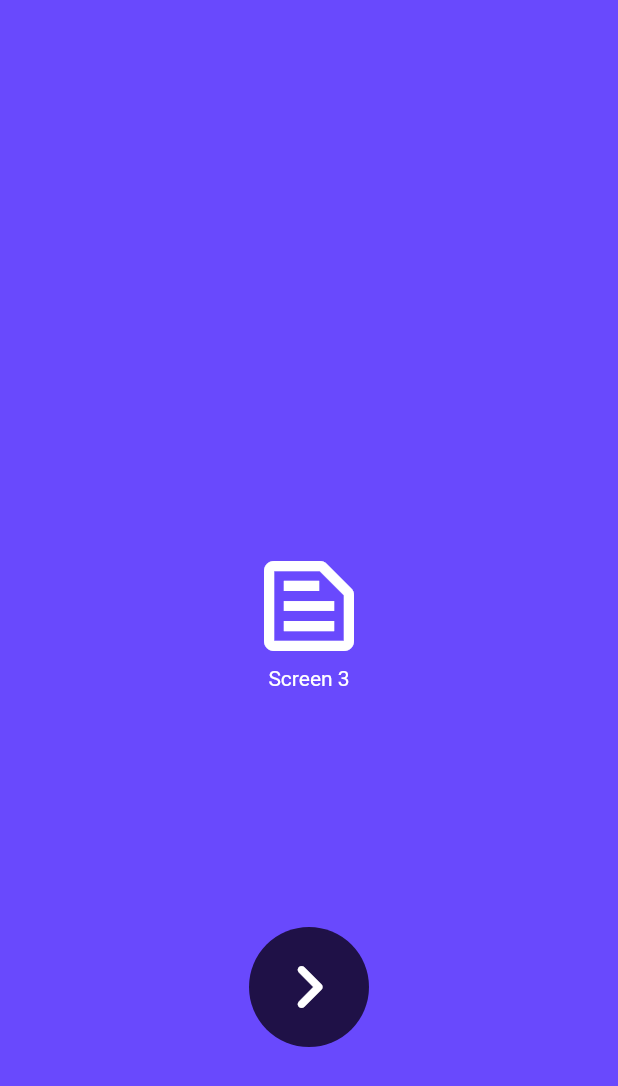
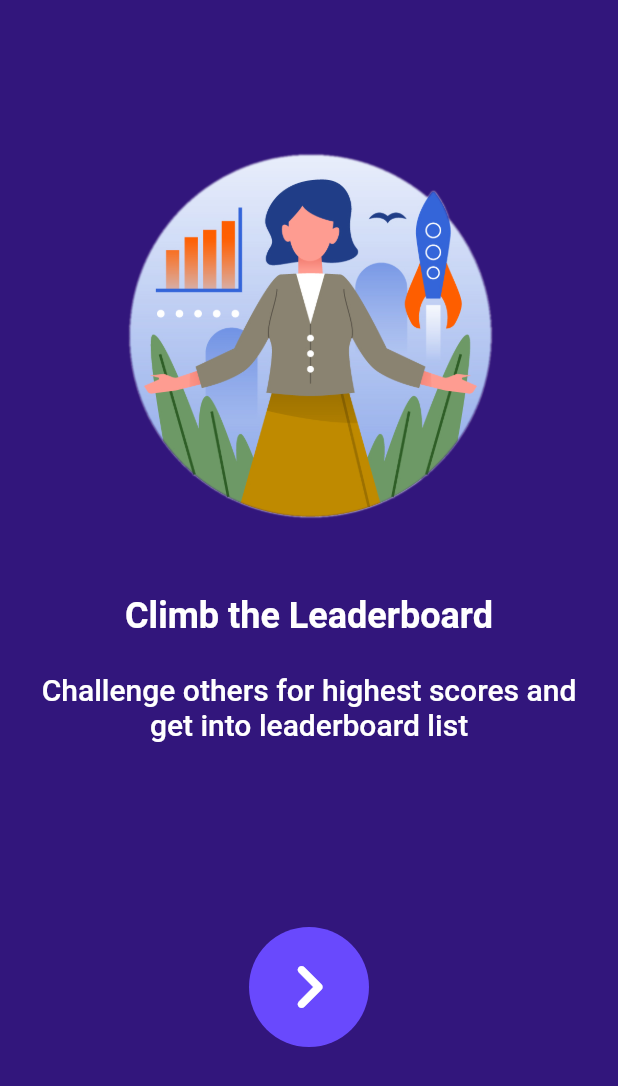
Before and after one commit to adnsawas/quizU, a Flutter app: the screen it shows after launch, swiped to page 3, on a phone screen of 412 x 824 dp. Shown: the top 1086 px of the screen. Run offline on Flutter 3.47's test engine with Material 2 defaults, Android fonts, the phone set to English and light mode, and no system bars; drawn by our look-alikes of concentric_transition; our stand-ins replace flutter_riverpod, flutter_secure_storage, go_router, hive_flutter, pin_code_fields, rxdart and 2 more; missing offline and left inert: phone_number; accounts and stored records are empty.

Commit message:
completed intro screens

```diff
--- a/lib/main.dart
+++ b/lib/main.dart
@@ -30,7 +30,6 @@ void main() async {
 
     // initialize local sorage
     await Hive.initFlutter();
-    Hive.registerAdapter(ProfileScoreAdapter());
 
     runApp(const ProviderScope(child: MyApp()));
 
--- /dev/null
+++ b/lib/src/features/intro/presentation/intro_item.dart
@@ -0,0 +1,41 @@
+import 'package:flutter/material.dart';
+
+class IntroItem extends StatelessWidget {
+  const IntroItem(
+      {super.key,
+      required this.imagePath,
+      required this.title,
+      required this.description});
+
+  final String imagePath;
+  final String title;
+  final String description;
+
+  @override
+  Widget build(BuildContext context) {
+    return SafeArea(
+      child: Padding(
+        padding: const EdgeInsets.all(16.0),
+        child: Column(
+          crossAxisAlignment: CrossAxisAlignment.center,
+          // mainAxisAlignment: MainAxisAlignment.center,
+          children: [
+            SizedBox(height: MediaQuery.of(context).size.height * 0.1),
+            Image.asset(imagePath, height: 250),
+            const SizedBox(height: 48),
+            Text(title,
+                textAlign: TextAlign.center,
+                style: Theme.of(context)
+                    .textTheme
+                    .headline5!
+                    .copyWith(fontWeight: FontWeight.bold)),
+            const SizedBox(height: 24),
+            Text(description,
+                textAlign: TextAlign.center,
+                style: Theme.of(context).textTheme.headline6),
+          ],
+        ),
+      ),
+    );
+  }
+}
--- a/lib/src/features/intro/presentation/intro_screen.dart
+++ b/lib/src/features/intro/presentation/intro_screen.dart
@@ -1,5 +1,6 @@
 import 'package:flutter/material.dart';
 import 'package:go_router/go_router.dart';
+import 'package:quiz_u/src/features/intro/presentation/intro_item.dart';
 import 'package:quiz_u/src/routing/router.dart';
 import 'package:quiz_u/src/theme/app_colors.dart';
 import 'package:concentric_transition/concentric_transition.dart';
@@ -15,9 +16,9 @@ class IntroScreen extends StatelessWidget {
       body: ConcentricPageView(
         colors: const [
           AppColors.backgroundColor,
-          AppColors.secondaryColor,
           AppColors.primaryColor,
-          AppColors.backgroundColor,
+          AppColors.smallItemsBackgroundColor,
+          AppColors.primaryColor,
         ],
         pageController: _controller,
         itemCount: 3,
@@ -41,25 +42,20 @@ class IntroScreen extends StatelessWidget {
 }
 
 final pages = <Widget>[
-  Column(
-      mainAxisSize: MainAxisSize.min,
-      mainAxisAlignment: MainAxisAlignment.center,
-      children: [
-        Icon(Icons.home, size: 80),
-        Text('Screen 1'),
-      ]),
-  Column(
-      mainAxisSize: MainAxisSize.min,
-      mainAxisAlignment: MainAxisAlignment.center,
-      children: [
-        Icon(Icons.query_builder, size: 80),
-        Text('Screen 2'),
-      ]),
-  Column(
-      mainAxisSize: MainAxisSize.min,
-      mainAxisAlignment: MainAxisAlignment.center,
-      children: [
-        Icon(Icons.text_snippet_outlined, size: 80),
-        Text('Screen 3'),
-      ]),
+  const IntroItem(
+    imagePath: 'assets/intro/intro_1.png',
+    title: 'Welcome to QuizU',
+    description: 'Test your knowldge in Tech industry through a timed quiz',
+  ),
+  const IntroItem(
+    imagePath: 'assets/intro/intro_2.png',
+    title: 'Answer Quickly',
+    description: 'Solve as many questions as you can in just 2 minutes',
+  ),
+  const IntroItem(
+    imagePath: 'assets/intro/intro_3.png',
+    title: 'Climb the Leaderboard',
+    description:
+        'Challenge others for highest scores and get into leaderboard list',
+  ),
 ];
--- a/lib/src/features/profile/domain/profile_score.dart
+++ b/lib/src/features/profile/domain/profile_score.dart
@@ -1,15 +1,7 @@
-// ignore: depend_on_referenced_packages
-import 'package:hive/hive.dart';
-
-part 'profile_score.g.dart';
-
-@HiveType(typeId: 1)
 class ProfileScore {
   ProfileScore({required this.time, required this.score});
-  @HiveField(0)
   final DateTime time;
 
-  @HiveField(1)
   final int score;
 
   Map<String, dynamic> toJson() {
--- a/pubspec.yaml
+++ b/pubspec.yaml
@@ -51,7 +51,6 @@ dev_dependencies:
   flutter_test:
     sdk: flutter
   build_runner:
-  hive_generator: ^1.1.3
   icons_launcher: ^2.0.5
 
   # The "flutter_lints" package below contains a set of recommended lints to
@@ -75,7 +74,7 @@ flutter:
   # To add assets to your application, add an assets section, like this:
   assets:
     - assets/app_icon.png
-  #   - images/a_dot_ham.jpeg
+    - assets/intro/
 
   # An image asset can refer to one or more resolution-specific "variants", see
   # https://flutter.dev/assets-and-images/#resolution-aware
```
Also changed, not shown: assets/intro/intro_1.png (added), assets/intro/intro_2.png (added), assets/intro/intro_3.png (added), lib/src/features/profile/domain/profile_score.g.dart (deleted), 1 other file.
